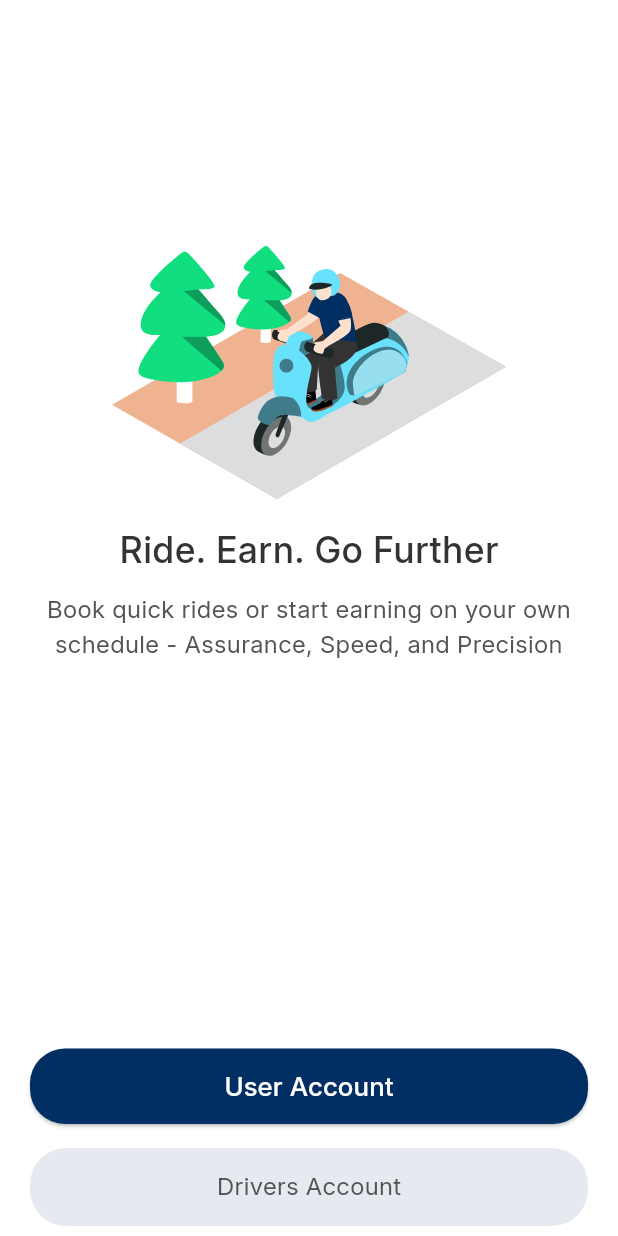
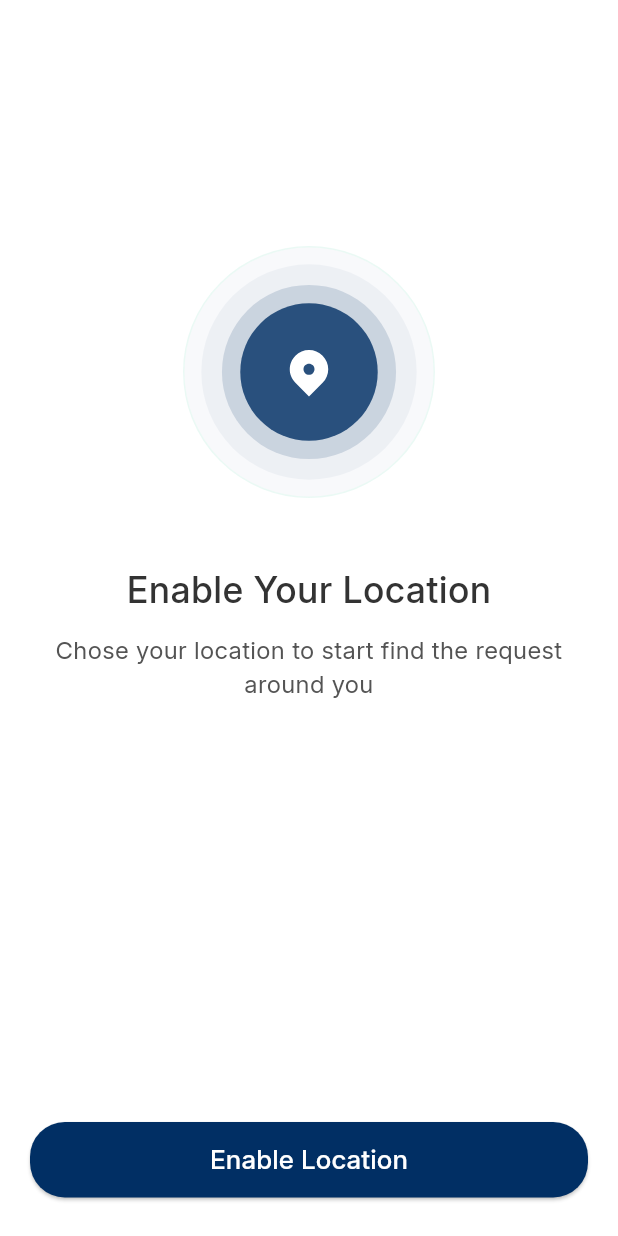
Before and after one commit to MdLimon123/RideMate-App, a Flutter app: the screen it shows after launch, after a tap on "User Account", on a phone screen of 412 x 824 dp. Run offline on Flutter 3.47's test engine with Material 3 defaults, Android fonts, the phone set to English and light mode, and no system bars; our stand-ins replace flutter_screenutil, flutter_spinkit, flutter_svg, get, shared_preferences.

Commit message:
complete select language

```diff
--- a/lib/controllers/splash_controller.dart
+++ b/lib/controllers/splash_controller.dart
@@ -2,9 +2,10 @@ import 'package:get/get.dart';
 
 class SplashController extends GetxController{
 
+  var selectRole = "".obs;
 
-
-
-
+  void setRole(String role){
+    selectRole.value = role;
+  }
 
 }
--- a/lib/helpers/route.dart
+++ b/lib/helpers/route.dart
@@ -2,6 +2,7 @@ import 'package:get/get.dart';
 import 'package:radeef/views/screen/Home/home_screen.dart';
 import 'package:radeef/views/screen/Profile/profile_screen.dart';
 import 'package:radeef/views/screen/Splash/select_role_screen.dart';
+import 'package:radeef/views/screen/UserFLow/UserAuth/select_language_screen.dart';
 import 'package:radeef/views/screen/Wallet/wallet_screen.dart';
 import '../views/screen/Splash/splash_screen.dart';
 
@@ -12,6 +13,7 @@ class AppRoutes{
   static String homeScreen="/home_screen";
   static String profileScreen="/profile_screen";
   static String walletScreen="/wallet_screen";
+  static String selectUserLanguage = "/select_user_language";
 
  static List<GetPage> page=[
     GetPage(name:splashScreen, page: ()=>const SplashScreen()),
@@ -19,6 +21,7 @@ class AppRoutes{
     GetPage(name:walletScreen, page: ()=>const WalletScreen(),transition:Transition.noTransition),
     GetPage(name:profileScreen, page: ()=>const ProfileScreen(),transition: Transition.noTransition),
    GetPage(name:selectRole, page: ()=>const SelectRoleScreen(),transition: Transition.noTransition),
+   GetPage(name:selectUserLanguage, page: ()=>const SelectUserLanguageScreen(),transition: Transition.noTransition),
   ];
 
 
--- /dev/null
+++ b/lib/views/screen/Splash/location_enable_screen.dart
@@ -0,0 +1,68 @@
+import 'package:flutter/material.dart';
+import 'package:flutter_svg/flutter_svg.dart';
+import 'package:get/get.dart';
+import 'package:radeef/controllers/splash_controller.dart';
+import 'package:radeef/helpers/route.dart';
+import 'package:radeef/views/base/custom_button.dart';
+import 'package:radeef/views/screen/UserFLow/UserAuth/select_language_screen.dart';
+
+class LocationEnableScreen extends StatefulWidget {
+
+  final String role;
+  const LocationEnableScreen({super.key, required this.role});
+
+  @override
+  State<LocationEnableScreen> createState() => _LocationEnableScreenState();
+}
+
+class _LocationEnableScreenState extends State<LocationEnableScreen> {
+
+
+
+  @override
+  Widget build(BuildContext context) {
+    return Scaffold(
+      body: Padding(
+        padding: EdgeInsets.symmetric(horizontal: 20,),
+        child: Column(
+          children: [
+            SizedBox(height: 164,),
+            Center(child: SvgPicture.asset('assets/icons/location_enable.svg')),
+            SizedBox(height: 44,),
+            Center(
+              child: Text("Enable Your Location",
+              style: TextStyle(
+                fontSize: 24,
+                fontWeight: FontWeight.w500,
+                color: Color(0xFF333333)
+              ),),
+            ),
+            SizedBox(height: 12,),
+
+            Center(
+              child: Text("Chose your location to start find the request around you",
+                style: TextStyle(
+                    fontSize: 16,
+                    fontWeight: FontWeight.w400,
+                    color: Color(0xFF545454)
+                ),
+              textAlign: TextAlign.center,),
+            ),
+            SizedBox(height: 280,),
+
+          CustomButton(onTap: (){
+                if(widget.role == "PASSENGER"){
+                  Get.to(()=> SelectUserLanguageScreen());
+                }else if(widget.role == "DRIVER"){
+                  print("Driver");
+                }
+
+              }, text: "Enable Location"),
+
+
+          ],
+        ),
+      ),
+    );
+  }
+}
--- a/lib/views/screen/Splash/select_role_screen.dart
+++ b/lib/views/screen/Splash/select_role_screen.dart
@@ -1,7 +1,12 @@
 import 'package:flutter/material.dart';
 import 'package:flutter_svg/flutter_svg.dart';
+import 'package:get/get.dart';
+import 'package:radeef/controllers/splash_controller.dart';
 import 'package:radeef/views/base/custom_button.dart';
+import 'package:radeef/views/screen/Splash/location_enable_screen.dart';
 
+/// Enum
+/// DRIVER, PASSENGER
 class SelectRoleScreen extends StatefulWidget {
   const SelectRoleScreen({super.key});
 
@@ -10,6 +15,9 @@ class SelectRoleScreen extends StatefulWidget {
 }
 
 class _SelectRoleScreenState extends State<SelectRoleScreen> {
+
+  final _splashController = Get.put(SplashController());
+
   @override
   Widget build(BuildContext context) {
     return Scaffold(
@@ -35,9 +43,17 @@ class _SelectRoleScreenState extends State<SelectRoleScreen> {
             ),
             textAlign: TextAlign.center,),
             SizedBox(height: 258,),
-            CustomButton(onTap: (){}, text: "User Account"),
+            CustomButton(onTap: (){
+              _splashController.setRole("PASSENGER");
+              Get.to(()=> LocationEnableScreen(role: "PASSENGER",));
+            }, text: "User Account"),
             SizedBox(height: 16,),
-            Container(
+            InkWell(
+              onTap: (){
+                _splashController.setRole("DRIVER");
+                Get.to(()=> LocationEnableScreen(role: "DRIVER",));
+              },
+              child: Container(
                 height: 52,
                 width: double.infinity,
                 decoration: BoxDecoration(
@@ -52,6 +68,7 @@ class _SelectRoleScreenState extends State<SelectRoleScreen> {
                     color: Color(0xFF545454)
                   ),),
                 ),
+              ),
             )
           ],
         ),
```
Also changed, not shown: lib/language_controller.dart (added, +21 -0 lines), lib/views/base/custom_appbar.dart (added, +33 -0 lines), lib/views/screen/UserFLow/UserAuth/select_language_screen.dart (added, +153 -0 lines). Lines whose indentation alone changed are shown as unchanged.
